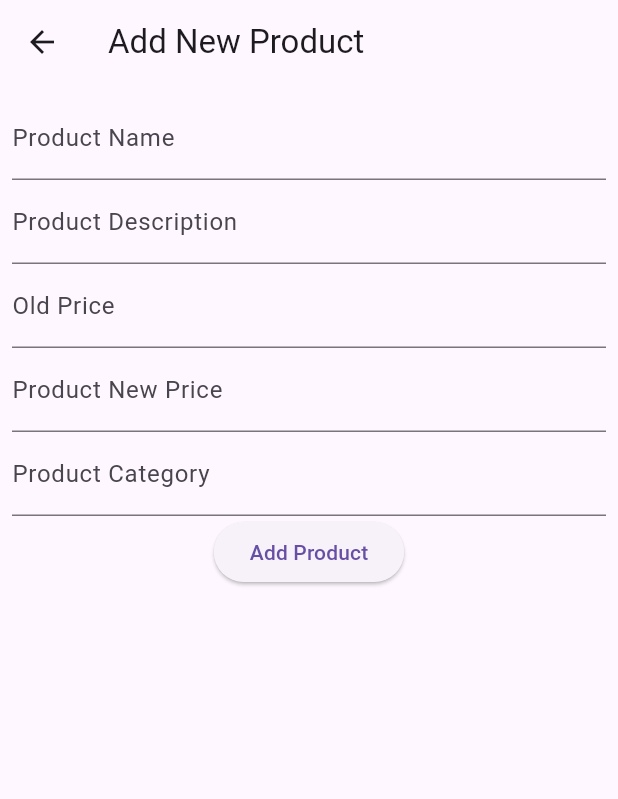
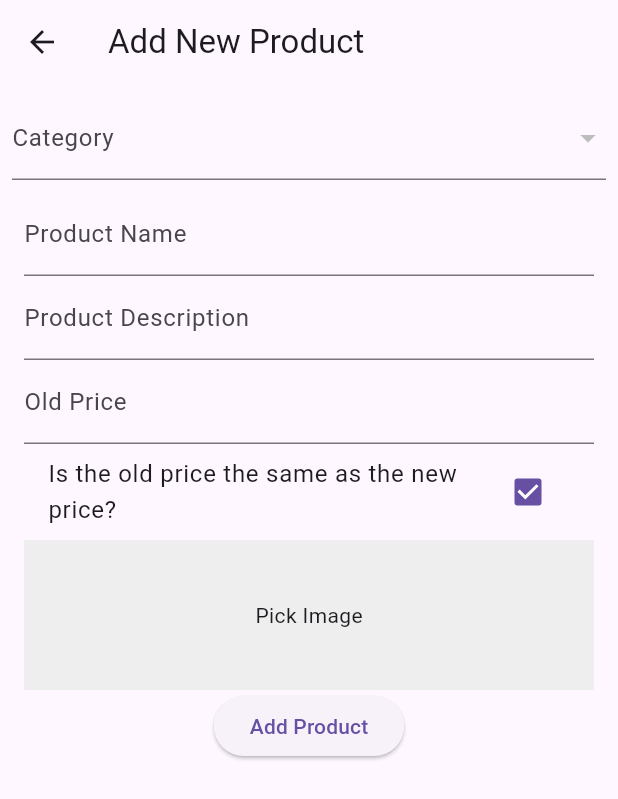
Before and after one commit to sxjal/bygrocerriesadminpanel, a Flutter app: the NewProduct screen opened directly, on a phone screen of 412 x 824 dp. Shown: the top 799 px of the screen. Run offline on Flutter 3.47's test engine with Material 3 defaults, Android fonts, the phone set to English and light mode, and no system bars; our stand-ins replace cloud_firestore, firebase_core, firebase_storage, image_picker; accounts and stored records are empty.

Commit message:
new product

```diff
--- a/lib/NewProduct.dart
+++ b/lib/NewProduct.dart
@@ -1,5 +1,9 @@
+import 'dart:io';
+
+import 'package:firebase_storage/firebase_storage.dart';
 import 'package:flutter/material.dart';
 import 'package:cloud_firestore/cloud_firestore.dart';
+import 'package:image_picker/image_picker.dart';
 
 class NewProduct extends StatefulWidget {
   const NewProduct({super.key});
@@ -18,7 +22,65 @@ class _NewProductState extends State<NewProduct> {
   final _productCategoryController = TextEditingController();
   final _productImageController = TextEditingController();
   final _productRateController = TextEditingController();
-  final _productInstockController = TextEditingController();
+
+  String? _selectedCategory;
+  bool _isSamePrice = true;
+  File? _image;
+  Future<File?> pickImage() async {
+    final ImagePicker _picker = ImagePicker();
+    final XFile? image = await _picker.pickImage(source: ImageSource.gallery);
+
+    if (image != null) {
+      return File(image.path);
+    } else {
+      print('No image selected');
+      return null;
+    }
+  }
+
+  Future<String?> uploadImage(File image) async {
+    String fileName = DateTime.now().millisecondsSinceEpoch.toString();
+    FirebaseStorage storage = FirebaseStorage.instance;
+    Reference ref = storage.ref().child("product_images").child(fileName);
+    UploadTask uploadTask = ref.putFile(image);
+    await uploadTask.whenComplete(() => null);
+    return await ref.getDownloadURL();
+  }
+
+  void alert() {
+    showDialog(
+      context: context,
+      builder: (BuildContext context) => AlertDialog(
+        title: const Text('Error'),
+        content: const Text('Please select a Category and upload an Image'),
+        actions: [
+          TextButton(
+            onPressed: () {
+              Navigator.of(context).pop();
+            },
+            child: const Text('OK'),
+          ),
+        ],
+      ),
+    );
+  }
+
+  // ignore: no_leading_underscores_for_local_identifiers
+  bool validate(GlobalKey<FormState> _formKey) {
+    if (!(_formKey.currentState!.validate())) {
+      return false;
+    }
+    if (_image == null) {
+      alert();
+      return false;
+    }
+    if (_selectedCategory == null) {
+      alert();
+      return false;
+    }
+
+    return true;
+  }
 
   @override
   Widget build(BuildContext context) {
@@ -26,8 +88,55 @@ class _NewProductState extends State<NewProduct> {
       appBar: AppBar(
         title: const Text('Add New Product'),
       ),
-      body: Column(
+      body: SingleChildScrollView(
+        child: Padding(
+          padding: const EdgeInsets.all(8.0),
+          child: Column(
             children: [
+              StreamBuilder<QuerySnapshot>(
+                stream: FirebaseFirestore.instance
+                    .collection('categories')
+                    .snapshots(),
+                builder: (BuildContext context,
+                    AsyncSnapshot<QuerySnapshot> snapshot) {
+                  if (snapshot.hasError) {
+                    return const Text('Something went wrong');
+                  }
+
+                  if (snapshot.connectionState == ConnectionState.waiting) {
+                    return const CircularProgressIndicator();
+                  }
+
+                  List<DropdownMenuItem> categoryItems =
+                      snapshot.data!.docs.map((DocumentSnapshot document) {
+                    Map<String, dynamic> data =
+                        document.data() as Map<String, dynamic>;
+                    return DropdownMenuItem(
+                      value: document.id,
+                      child: Text(data['categoryName']),
+                    );
+                  }).toList();
+
+                  return DropdownButtonFormField(
+                    value: _selectedCategory,
+                    items: categoryItems,
+                    onChanged: (value) {
+                      setState(() {
+                        _selectedCategory = value as String?;
+                      });
+                    },
+                    decoration: const InputDecoration(
+                      labelText: 'Category',
+                    ),
+                    validator: (value) {
+                      if (value == null || value.isEmpty) {
+                        return 'Please select a category';
+                      }
+                      return null;
+                    },
+                  );
+                },
+              ),
               Form(
                 key: _formKey,
                 child: Padding(
@@ -72,48 +181,85 @@ class _NewProductState extends State<NewProduct> {
                           return null;
                         },
                       ),
+                      CheckboxListTile(
+                        title: const Text(
+                            'Is the old price the same as the new price?'),
+                        value: _isSamePrice,
+                        onChanged: (bool? value) {
+                          setState(() {
+                            _isSamePrice = value!;
+                            if (_isSamePrice) {
+                              _productOldPriceController.text =
+                                  _productNewPriceController.text;
+                            }
+                          });
+                        },
+                      ),
+                      if (!_isSamePrice)
                         TextFormField(
-                    //new price
                             controller: _productNewPriceController,
                             decoration: const InputDecoration(
-                      labelText: 'Product New Price',
+                              labelText: 'New Price',
                             ),
                             validator: (value) {
                               if (value == null || value.isEmpty) {
-                        return 'Please enter product New Price';
+                                return 'Please enter new price';
                               }
                               return null;
-                    },
+                            }),
+                      GestureDetector(
+                        child: Container(
+                          height: _image == null ? 100 : null,
+                          decoration: BoxDecoration(
+                            color: Colors.grey.shade200,
                           ),
-                  TextFormField(
-                    //category
-                    controller: _productCategoryController,
-                    decoration: const InputDecoration(
-                      labelText: 'Product Category',
+                          child: _image == null
+                              ? const Center(child: Text('Pick Image'))
+                              : Image.file(_image!), //Image.file(_image!),
                         ),
-                    validator: (value) {
-                      if (value == null || value.isEmpty) {
-                        return 'Please enter a category';
+                        onTap: () async {
+                          File? image = await pickImage();
+                          if (image != null) {
+                            setState(() {
+                              _image = image;
+                            });
                           }
-                      return null;
                         },
                       ),
                       ElevatedButton(
                         onPressed: () {
-                      if (_formKey.currentState!.validate()) {
-                        FirebaseFirestore.instance.collection('products').add({
+                          if (validate(_formKey)) {
+                            FirebaseFirestore.instance
+                                .collection('products')
+                                .add({
                               'productName': _productNameController.text,
                               'productDescription':
                                   _productDescriptionController.text,
-                          'productOldPrice': _productOldPriceController.text,
-                          'productNewPrice': _productNewPriceController.text,
-                          'productCategory': _productCategoryController.text,
+                              'productOldPrice':
+                                  _productOldPriceController.text,
+                              'productNewPrice':
+                                  _productNewPriceController.text,
+                              'productCategory': _selectedCategory,
                               'productImage': _productImageController.text,
                               'productRate': _productRateController.text,
-                          'productInstock': _productInstockController.text,
+                              'productInstock': true,
                             });
                             _productNameController.clear();
                             _productDescriptionController.clear();
+                            _productOldPriceController.clear();
+                            _productNewPriceController.clear();
+                            _productCategoryController.clear();
+                            _productRateController.clear();
+                            ScaffoldMessenger.of(context).showSnackBar(
+                              const SnackBar(
+                                content: Text('Product Added'),
+                                duration: Duration(seconds: 4),
+                              ),
+                            );
+                            setState(() {
+                              _selectedCategory = null;
+                              _image = null;
+                            });
                           }
                         },
                         child: const Text('Add Product'),
@@ -122,39 +268,9 @@ class _NewProductState extends State<NewProduct> {
                   ),
                 ),
               ),
-          Expanded(
-            child: StreamBuilder<QuerySnapshot>(
-              stream:
-                  FirebaseFirestore.instance.collection('products').snapshots(),
-              builder: (context, snapshot) {
-                if (!snapshot.hasData) {
-                  return const Center(child: CircularProgressIndicator());
-                }
-
-                return ListView.builder(
-                  itemCount: snapshot.data!.docs.length,
-                  itemBuilder: (context, index) {
-                    DocumentSnapshot product = snapshot.data!.docs[index];
-
-                    return ListTile(
-                      title: Text(product['productName']),
-                      subtitle: Text(product['productDescription']),
-                      trailing: IconButton(
-                        icon: const Icon(Icons.delete),
-                        onPressed: () {
-                          FirebaseFirestore.instance
-                              .collection('products')
-                              .doc(product.id)
-                              .delete();
-                        },
-                      ),
-                    );
-                  },
-                );
-              },
+            ],
           ),
         ),
-        ],
       ),
     );
   }
```
Also changed, not shown: lib/addcategory.dart (+0 -12 lines), lib/settings.dart (line endings or trailing spaces). Lines whose indentation alone changed are shown as unchanged.
